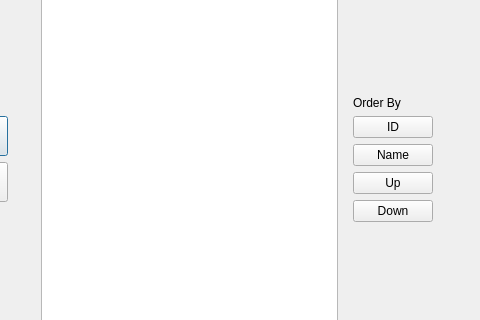
Qt form desktop/src/ui/zone_edit_dialog.ui (xbenkozx/anytone-cps) before a commit; both pictures show x 422 to 902 and y 282 to 602 of the 902 by 865 pixel window.
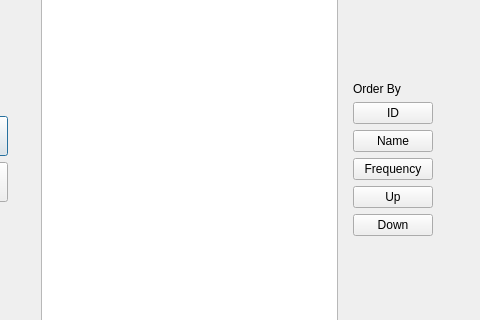
The same form after that commit.

```diff
--- a/desktop/src/ui/zone_edit_dialog.ui
+++ b/desktop/src/ui/zone_edit_dialog.ui
@@ -271,6 +271,13 @@
                  </property>
                 </widget>
                </item>
+               <item>
+                <widget class="QPushButton" name="orderFrequencyBtn">
+                 <property name="text">
+                  <string>Frequency</string>
+                 </property>
+                </widget>
+               </item>
                <item>
                 <widget class="QPushButton" name="orderUpBtn">
                  <property name="text">
```
